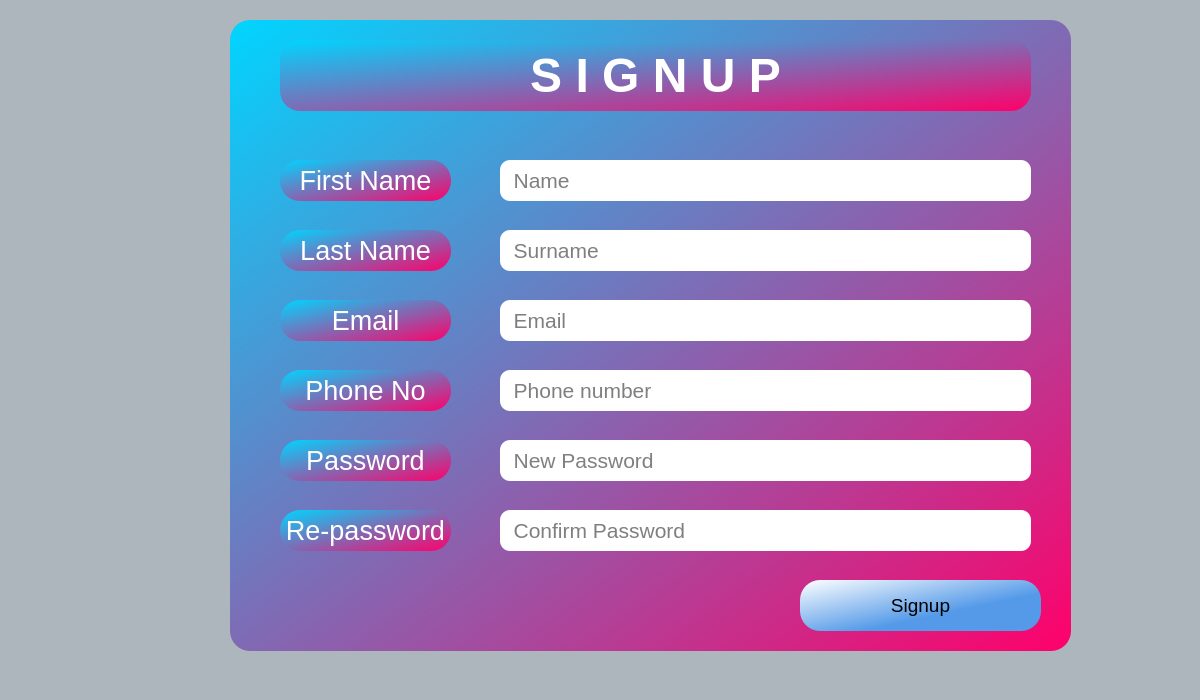
Old version of the form CoviCURE/Forms/Main/signup.ui in the repository ayush-regmi/CoviCURE.
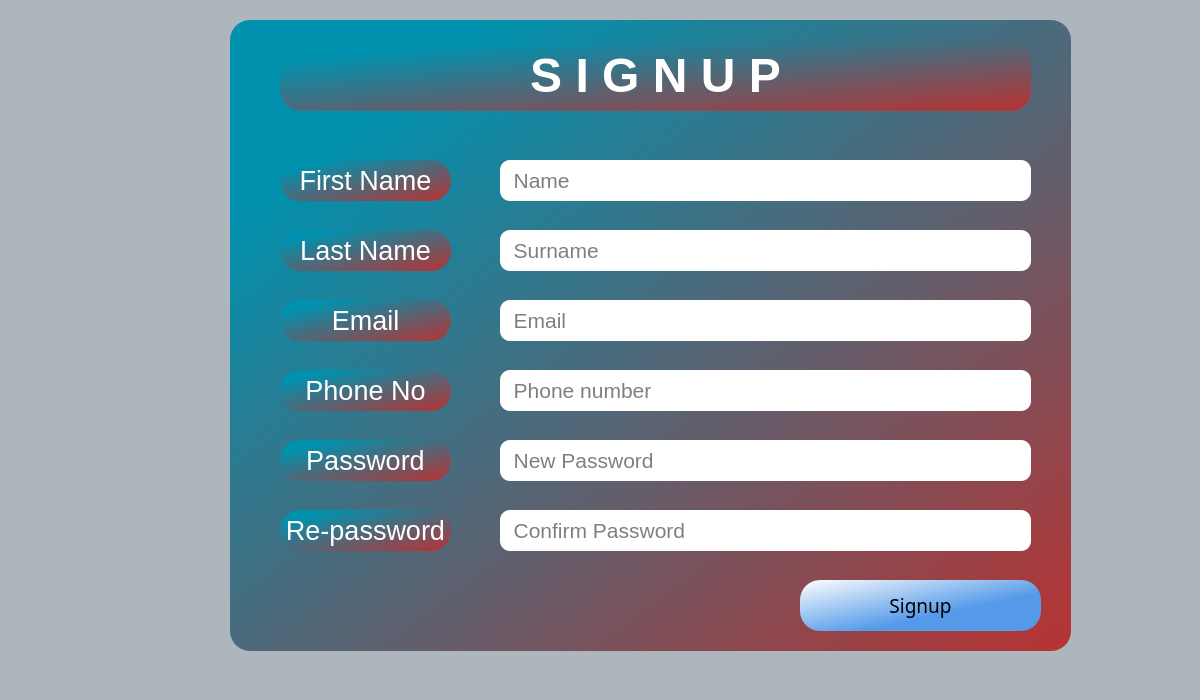
New version of the form.

```diff
--- a/CoviCURE/Forms/Main/signup.ui
+++ b/CoviCURE/Forms/Main/signup.ui
@@ -26,7 +26,7 @@
     </rect>
    </property>
    <property name="styleSheet">
-    <string notr="true">background-color: qlineargradient(spread:reflect, x1:0, y1:0, x2:1, y2:1, stop:0 rgba(0, 213, 255, 255), stop:1 rgba(255, 0, 106, 255));
+    <string notr="true">background-color: qlineargradient(spread:reflect, x1:0, y1:0, x2:1, y2:1, stop:0.153409 rgba(0, 145, 174, 255), stop:1 rgba(184, 50, 50, 255));
 border-radius: 20px;</string>
    </property>
    <property name="title">
@@ -43,6 +43,7 @@
     </property>
     <property name="font">
      <font>
+      <family>Segoe UI</family>
       <pointsize>36</pointsize>
       <italic>false</italic>
       <bold>true</bold>
@@ -85,6 +86,7 @@
     </property>
     <property name="font">
      <font>
+      <family>Arial Rounded MT Bold</family>
       <pointsize>14</pointsize>
       <italic>false</italic>
       <bold>false</bold>
@@ -109,6 +111,7 @@
     </property>
     <property name="font">
      <font>
+      <family>Segoe UI</family>
       <pointsize>20</pointsize>
       <italic>false</italic>
       <bold>false</bold>
@@ -136,6 +139,7 @@
     </property>
     <property name="font">
      <font>
+      <family>Segoe UI</family>
       <pointsize>20</pointsize>
       <italic>false</italic>
       <bold>false</bold>
@@ -169,6 +173,7 @@
     </property>
     <property name="font">
      <font>
+      <family>Segoe UI</family>
       <pointsize>16</pointsize>
       <italic>false</italic>
       <bold>false</bold>
@@ -194,6 +199,7 @@
     </property>
     <property name="font">
      <font>
+      <family>Segoe UI</family>
       <pointsize>20</pointsize>
       <italic>false</italic>
       <bold>false</bold>
@@ -221,6 +227,7 @@
     </property>
     <property name="font">
      <font>
+      <family>Segoe UI</family>
       <pointsize>20</pointsize>
       <italic>false</italic>
       <bold>false</bold>
@@ -248,6 +255,7 @@
     </property>
     <property name="font">
      <font>
+      <family>Segoe UI</family>
       <pointsize>20</pointsize>
       <italic>false</italic>
       <bold>false</bold>
@@ -284,6 +292,7 @@
     </property>
     <property name="font">
      <font>
+      <family>Segoe UI</family>
       <pointsize>16</pointsize>
       <italic>false</italic>
       <bold>false</bold>
@@ -309,6 +318,7 @@
     </property>
     <property name="font">
      <font>
+      <family>Segoe UI</family>
       <pointsize>20</pointsize>
       <italic>false</italic>
       <bold>false</bold>
@@ -342,6 +352,7 @@
     </property>
     <property name="font">
      <font>
+      <family>Segoe UI</family>
       <pointsize>16</pointsize>
       <italic>false</italic>
       <bold>false</bold>
@@ -373,6 +384,7 @@
     </property>
     <property name="font">
      <font>
+      <family>Segoe UI</family>
       <pointsize>16</pointsize>
       <italic>false</italic>
       <bold>false</bold>
@@ -404,6 +416,7 @@
     </property>
     <property name="font">
      <font>
+      <family>Segoe UI</family>
       <pointsize>16</pointsize>
       <italic>false</italic>
       <bold>false</bold>
@@ -438,6 +451,7 @@
     </property>
     <property name="font">
      <font>
+      <family>Segoe UI</family>
       <pointsize>16</pointsize>
       <italic>false</italic>
       <bold>false</bold>
```
